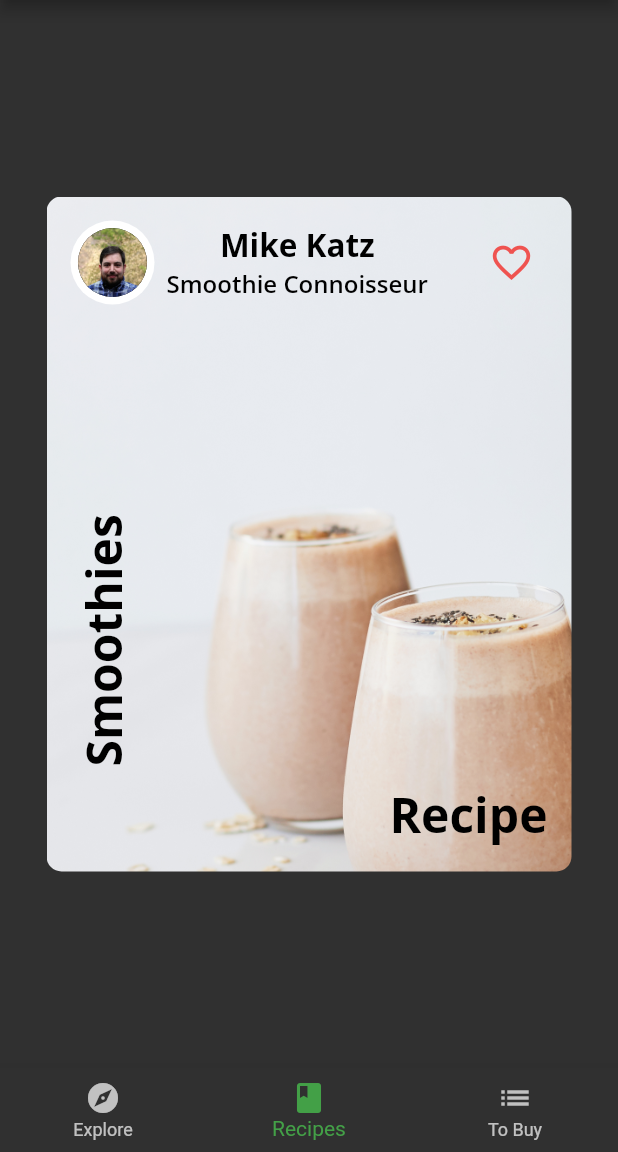
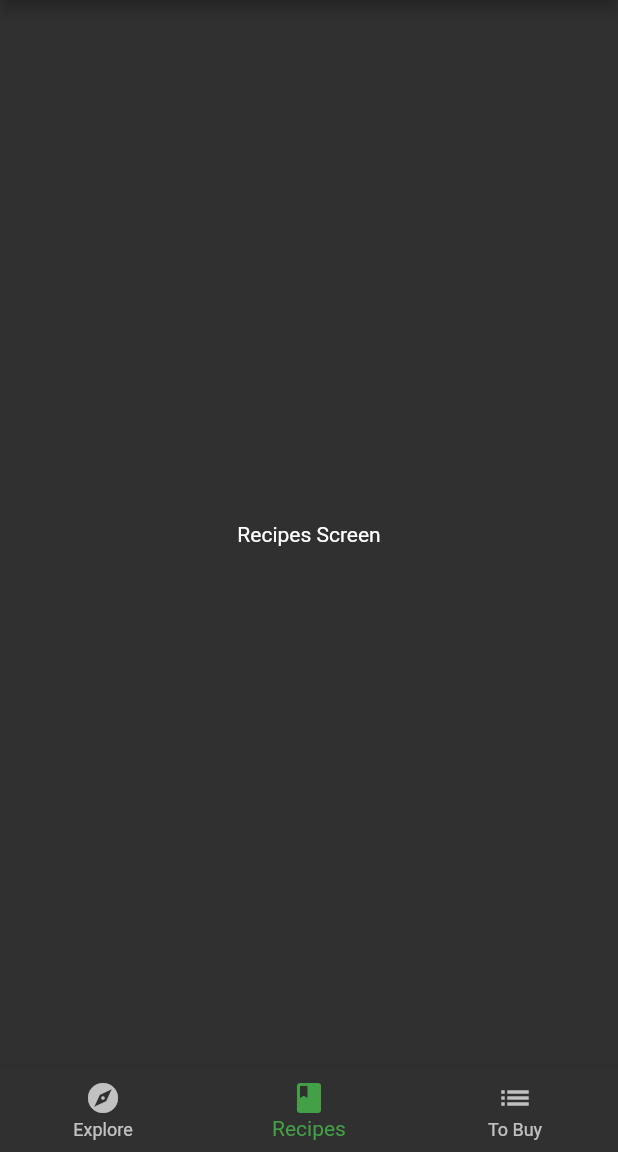
Before and after one commit to blessed-sibanda/fooderlich, a Flutter app: the screen it shows after launch, item 2 of the bottom bar chosen, on a phone screen of 412 x 824 dp, the part 84-1236 px from its top. Run offline on Flutter 3.47's test engine with Material 2 defaults, Android fonts, the phone set to English and light mode, and no system bars; our stand-ins replace google_fonts.

Commit message:
start implementing recipes screen

```diff
--- a/lib/home.dart
+++ b/lib/home.dart
@@ -1,6 +1,7 @@
 import 'package:flutter/material.dart';
 import 'package:fooderlich/models/models.dart';
 import 'package:fooderlich/screens/explore_screen.dart';
+import 'package:fooderlich/screens/recipes_screen.dart';
 import 'components/components.dart';
 
 class Home extends StatefulWidget {
@@ -15,16 +16,7 @@ class _HomeState extends State<Home> {
 
   static List<Widget> pages = <Widget>[
     ExploreScreen(),
-    Card2(
-        recipe: ExploreRecipe(
-            id: '2',
-            cardType: '2',
-            authorName: 'Mike Katz',
-            role: 'Smoothie Connoisseur',
-            profileImage: 'assets/profile_pics/person_katz.jpeg',
-            title: 'Recipe',
-            subtitle: 'Smoothies',
-            backgroundImage: 'assets/magazine_pics/mag2.png')),
+    RecipesScreen(),
     Card3(
         recipe: ExploreRecipe(
             id: '3',
--- /dev/null
+++ b/lib/screens/recipes_screen.dart
@@ -0,0 +1,27 @@
+import 'package:flutter/material.dart';
+import 'package:fooderlich/api/mock_fooderlich_service.dart';
+import '../components/components.dart';
+import '../models/models.dart';
+
+class RecipesScreen extends StatelessWidget {
+  final mockService = MockFooderlichService();
+
+  RecipesScreen({Key? key}) : super(key: key);
+
+  @override
+  Widget build(BuildContext context) {
+    return FutureBuilder(
+        future: mockService.getRecipes(),
+        builder: (context, snapshot) {
+          if (snapshot.hasData) {
+            return const Center(
+              child: Text('Recipes Screen'),
+            );
+          } else {
+            return const Center(
+              child: CircularProgressIndicator(),
+            );
+          }
+        });
+  }
+}
```
